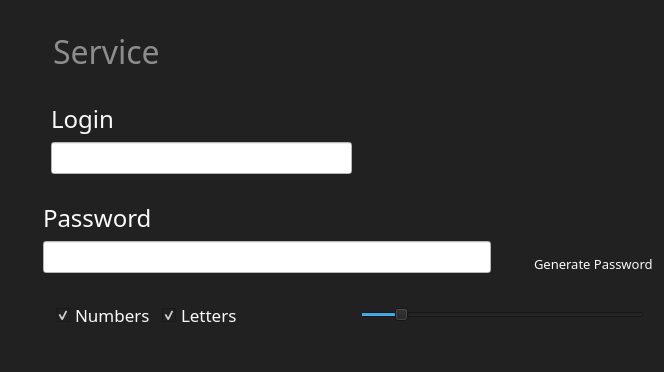
Old version of the form ui/addWindow.ui in the repository Kovalski-I/KeyGen.
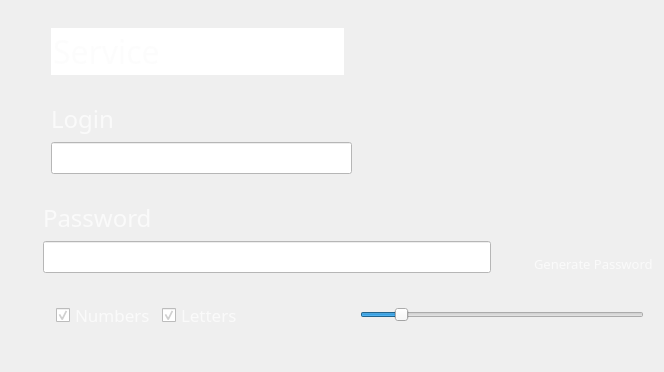
New version of the form. Icons and pictures are not drawn.

What changed in the file:
```diff
--- a/ui/addWindow.ui
+++ b/ui/addWindow.ui
@@ -14,9 +14,7 @@
    <string>Dialog</string>
   </property>
   <property name="styleSheet">
-   <string notr="true">QWidget {
-	background-color: #212121;
-}</string>
+   <string notr="true"/>
   </property>
   <layout class="QVBoxLayout" name="verticalLayout_7">
    <item>
@@ -37,7 +35,7 @@
      <item>
       <layout class="QVBoxLayout" name="verticalLayout_5" stretch="0,2,2,2,2,2,2,3">
        <item>
-        <layout class="QHBoxLayout" name="horizontalLayout_7" stretch="0,0,1">
+        <layout class="QHBoxLayout" name="horizontalLayout_7" stretch="0,0,1,0,0">
          <item>
           <spacer name="horizontalSpacer_7">
            <property name="orientation">
@@ -79,6 +77,48 @@
            </property>
           </spacer>
          </item>
+         <item>
+          <widget class="QToolButton" name="brushToolButton">
+           <property name="cursor">
+            <cursorShape>ArrowCursor</cursorShape>
+           </property>
+           <property name="contextMenuPolicy">
+            <enum>Qt::DefaultContextMenu</enum>
+           </property>
+           <property name="toolTip">
+            <string>Change color</string>
+           </property>
+           <property name="styleSheet">
+            <string notr="true">QToolButton {
+	background-image: url(:/icons/brush_icon.png);
+	background-repeat: no repeat;
+	border: none;
+}</string>
+           </property>
+           <property name="text">
+            <string/>
+           </property>
+           <property name="iconSize">
+            <size>
+             <width>20</width>
+             <height>20</height>
+            </size>
+           </property>
+          </widget>
+         </item>
+         <item>
+          <spacer name="horizontalSpacer_4">
+           <property name="orientation">
+            <enum>Qt::Horizontal</enum>
+           </property>
+           <property name="sizeHint" stdset="0">
+            <size>
+             <width>40</width>
+             <height>20</height>
+            </size>
+           </property>
+          </spacer>
+         </item>
         </layout>
        </item>
        <item>
```
